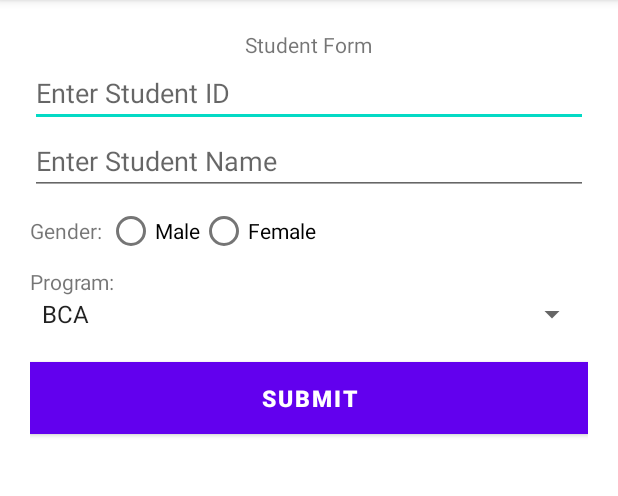
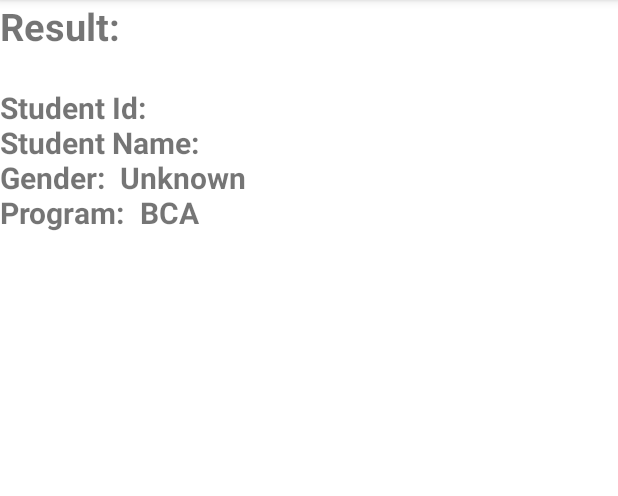
Before and after one commit to NirajXtha/college, an Android app: the screen it shows after launch (StudentForm before the commit, FormResult after it), after a tap on "SUBMIT", on a phone screen of 412 x 824 dp, the part 84-580 px from its top. Run offline under Robolectric (Android 15) with nearby library versions, the light colour scheme and no system bars.

Commit message:
form data from 1 activity to another

```diff
--- a/Lab_Two/app/src/main/java/com/example/lab_two/FormResult.java
+++ b/Lab_Two/app/src/main/java/com/example/lab_two/FormResult.java
@@ -1,5 +1,6 @@
 package com.example.lab_two;
 
+import android.content.Intent;
 import android.os.Bundle;
 import android.widget.TextView;
 
@@ -12,5 +13,17 @@ public class FormResult extends AppCompatActivity {
         super.onCreate(savedInstanceState);
         setContentView(R.layout.activity_form_result);
         TextView result = findViewById(R.id.result);
+
+        Intent i = getIntent();
+        String id = i.getStringExtra("id");
+        String name = i.getStringExtra("name");
+        String gender = i.getStringExtra("gender");
+        String academics = i.getStringExtra("program");
+
+        String resultSet = "\nStudent Id:\t" + id +
+                "\nStudent Name:\t" + name +
+                "\nGender:\t" + gender +
+                "\nProgram:\t" + academics;
+        result.setText(resultSet);
     }
 }
--- a/Lab_Two/app/src/main/java/com/example/lab_two/StudentForm.java
+++ b/Lab_Two/app/src/main/java/com/example/lab_two/StudentForm.java
@@ -30,9 +30,20 @@ public class StudentForm extends AppCompatActivity {
         submitBtn.setOnClickListener(new View.OnClickListener() {
             @Override
             public void onClick(View v) {
-                String gender
+                String genderSelected = "Unknown";
+                if(genderMale.isChecked()){
+                    genderSelected = "Male";
+                }if(genderFemale.isChecked()){
+                    genderSelected = "Female";
+                }
                 Intent intent = new Intent(StudentForm.this, FormResult.class);
 
+                intent.putExtra("id",stdId.getText().toString());
+                intent.putExtra("name", stdName.getText().toString());
+                intent.putExtra("gender", genderSelected);
+                intent.putExtra("program", program.getSelectedItem().toString());
+
+                startActivity(intent);
             }
         });
     }
--- a/Lab_Two/app/src/main/res/layout/activity_form_result.xml
+++ b/Lab_Two/app/src/main/res/layout/activity_form_result.xml
@@ -5,6 +5,7 @@
     android:id="@+id/main"
     android:layout_width="match_parent"
     android:layout_height="match_parent"
+    android:orientation="vertical"
     tools:context=".FormResult">
     <TextView
         android:layout_width="wrap_content"
```
